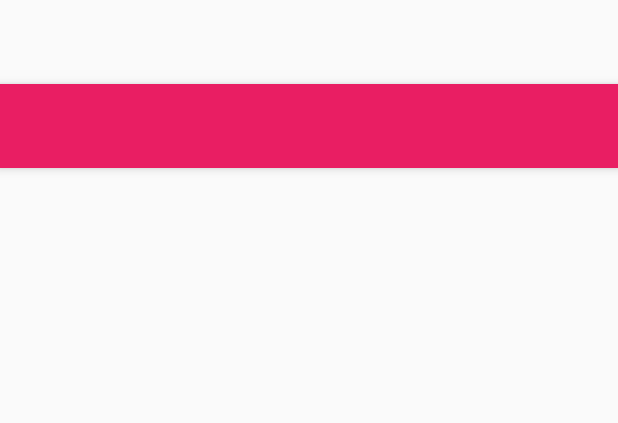
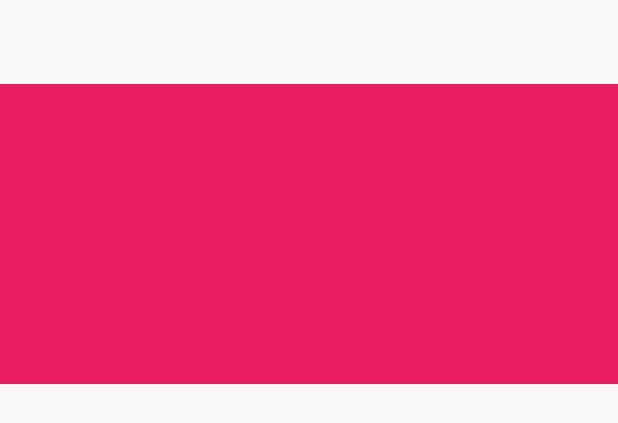
Before and after one commit to abanoubwagih/popular_movie_app, an Android app: the layout activity_movie_details.xml on its own in the app's theme, with its tools: preview values and no code run, on a phone screen of 412 x 824 dp. Shown: the top 423 px of the screen. Run offline under Robolectric (Android 15) with nearby library versions, the phone set to English and light mode, and no system bars.

```diff
--- a/app/src/main/res/layout/activity_movie_details.xml
+++ b/app/src/main/res/layout/activity_movie_details.xml
@@ -9,15 +9,31 @@
 
     <android.support.design.widget.AppBarLayout
         android:layout_width="match_parent"
-        android:layout_height="wrap_content"
+        android:layout_height="200dp"
         android:theme="@style/AppTheme.AppBarOverlay">
 
-        <android.support.v7.widget.Toolbar
-            android:id="@+id/toolbar"
+        <android.support.design.widget.CollapsingToolbarLayout
+            android:id="@+id/collapsing_toolbar"
             android:layout_width="match_parent"
-            android:layout_height="?attr/actionBarSize"
-            android:background="?attr/colorPrimary"
-            app:popupTheme="@style/AppTheme.PopupOverlay" />
+            android:layout_height="match_parent"
+            app:contentScrim="?attr/colorPrimary"
+            app:layout_scrollFlags="scroll|exitUntilCollapsed">
+
+            <ImageView
+                android:id="@+id/movie_backdrop_image"
+                android:layout_width="match_parent"
+                android:layout_height="match_parent"
+                android:scaleType="fitXY"
+                android:src="@color/colorPrimary"
+                app:layout_collapseMode="parallax" />
+
+            <android.support.v7.widget.Toolbar
+                android:id="@+id/toolbar"
+                android:layout_width="match_parent"
+                android:layout_height="?attr/actionBarSize"
+                app:layout_collapseMode="pin" />
+
+        </android.support.design.widget.CollapsingToolbarLayout>
 
     </android.support.design.widget.AppBarLayout>
 
--- a/app/src/main/res/values/strings.xml
+++ b/app/src/main/res/values/strings.xml
@@ -17,5 +17,9 @@
     <string name="setting_share">Share</string>
     <string name="share_preferences_movie_favourite">movie_favourite</string>
 
-    <string name="num_of_column">auto_fit</string>
+    <string name="num_of_column" translatable="false">auto_fit</string>
+    <string name="save_instance_movieParam" translatable="false">movieParam</string>
+    <string name="save_instance_movieReviews" translatable="false">movieReviews</string>
+    <string name="save_instance_movieTrailers" translatable="false">movieTrailers</string>
+    <string name="save_instance_bundle">bundleFragment</string>
 </resources>
--- a/app/src/main/res/values/urls.xml
+++ b/app/src/main/res/values/urls.xml
@@ -1,6 +1,7 @@
 <?xml version="1.0" encoding="utf-8"?>
 <resources>
     <string name="BASE_URL_FETCH_POSTER">http://image.tmdb.org/t/p/w185/</string>
+    <string name="BASE_URL_FETCH_BACKDROP">http://image.tmdb.org/t/p/w780/</string>
     <string name="BASE_URL_FETCH_List_MOVIES">http://api.themoviedb.org/3/movie/</string>
     <!--http://api.themoviedb.org/3/movie/popular?api_key=2900c1804e7ec7ef483309a5021aa377-->
     <string name="BASE_URL_FETCH_MOVIE_REVIEWS">http://api.themoviedb.org/3/movie/</string>
```
Also changed, not shown: app/src/main/java/com/gmail/abanoub/mymal_popularmovies/movie/details/MovieDetailsFragment.java (+9 -1 lines), app/src/main/res/layout/fragment_movie_details.xml (+5 -4 lines), app/src/main/res/layout/list_item_review.xml (+2 -6 lines), app/src/main/res/layout/list_item_trailer.xml (+2 -5 lines), app/src/main/res/layout-w700dp/content_movie_main.xml (renamed from app/src/main/res/layout-sw620dp/content_movie_main.xml).
